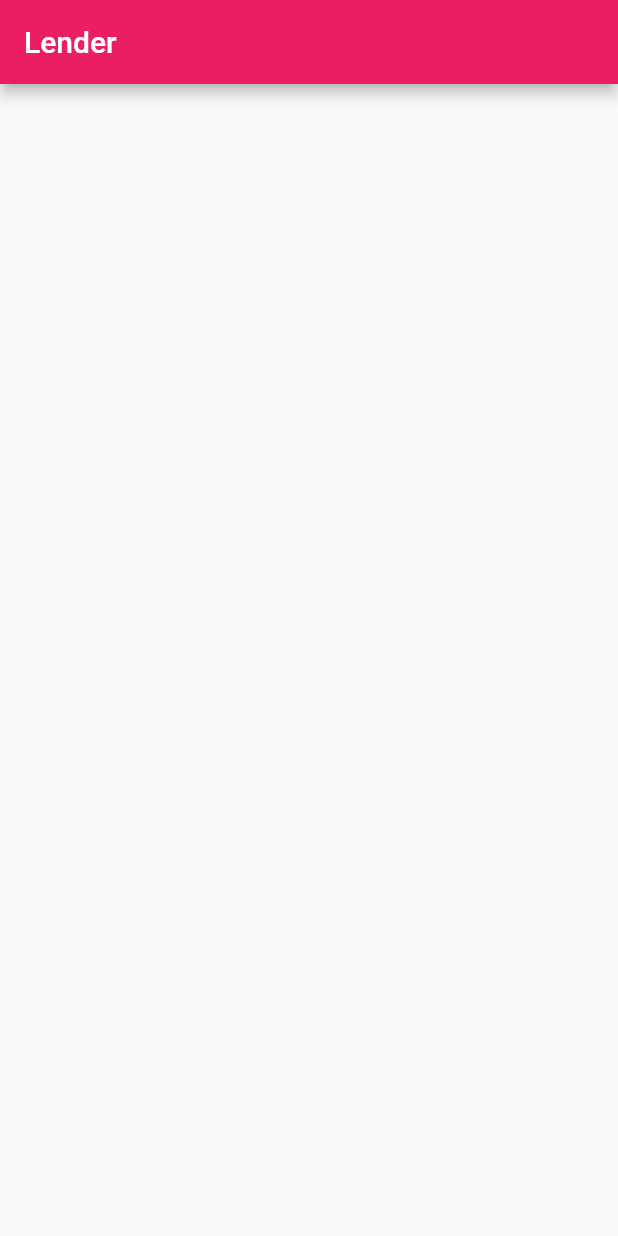
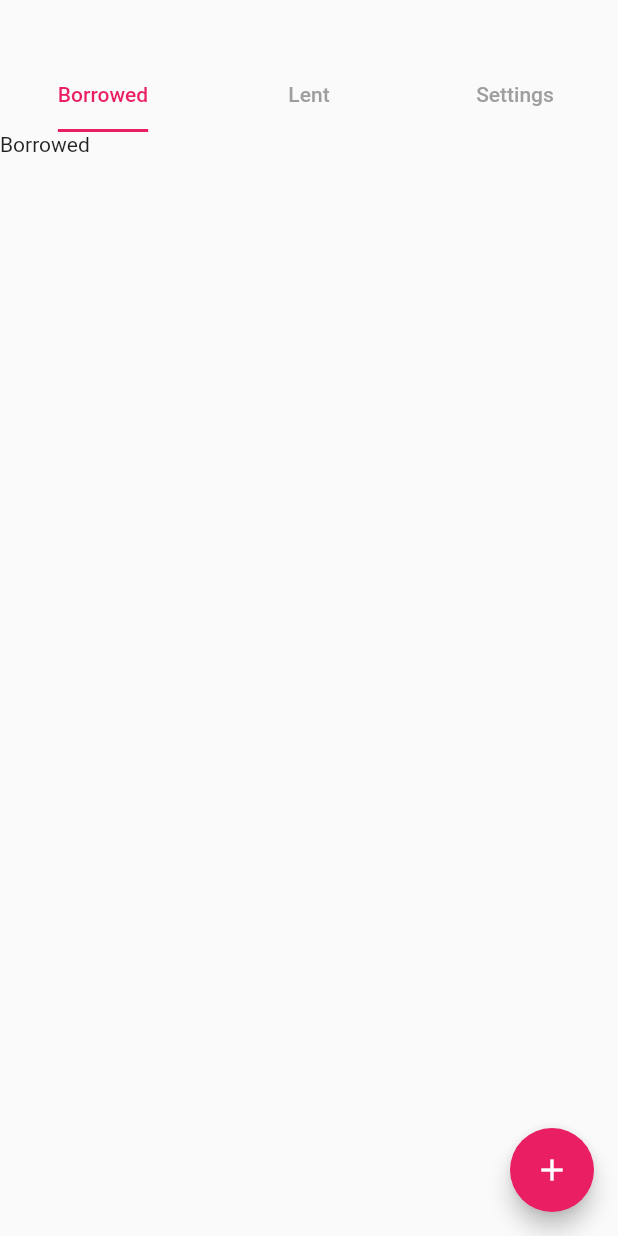
Before and after one commit to lohanidamodar/lender, a Flutter app: the screen it shows after launch, on a phone screen of 412 x 824 dp. Run offline on Flutter 3.47's test engine with Material 2 defaults, Android fonts, the phone set to English and light mode, and no system bars.

Commit message:
implemented tabbar

```diff
--- a/lib/ui/pages/home.dart
+++ b/lib/ui/pages/home.dart
@@ -3,9 +3,39 @@ import 'package:flutter/material.dart';
 class HomePage extends StatelessWidget {
   @override
   Widget build(BuildContext context) {
-    return Scaffold(
-      appBar: AppBar(
-        title: Text("Lender"),
+    return DefaultTabController(
+      length: 3,
+      child: Scaffold(
+        appBar: PreferredSize(
+          preferredSize: Size.fromHeight(100),
+          child: Container(
+            padding: EdgeInsets.only(top: 40),
+            child: TabBar(
+              indicatorSize: TabBarIndicatorSize.label,
+              unselectedLabelColor: Colors.grey,
+              labelColor: Theme.of(context).primaryColor,
+              isScrollable: false,
+              tabs: <Widget>[
+                Tab(child: Text("Borrowed"),),
+                Tab(child: Text("Lent"),),
+                Tab(child: Text("Settings"),),
+              ],
+            ),
+          ),
+        ),
+        body: TabBarView(
+          physics: BouncingScrollPhysics(),
+          children: <Widget>[
+            Container(child: Text("Borrowed"),),
+            Container(child: Text("Lent"),),
+            Container(child: Text("Settings"),)
+          ],
+        ),
+        floatingActionButtonLocation: FloatingActionButtonLocation.endFloat,
+        floatingActionButton: FloatingActionButton(
+          child: Icon(Icons.add),
+          onPressed: (){},
+        ),
       ),
     );
   }
```
